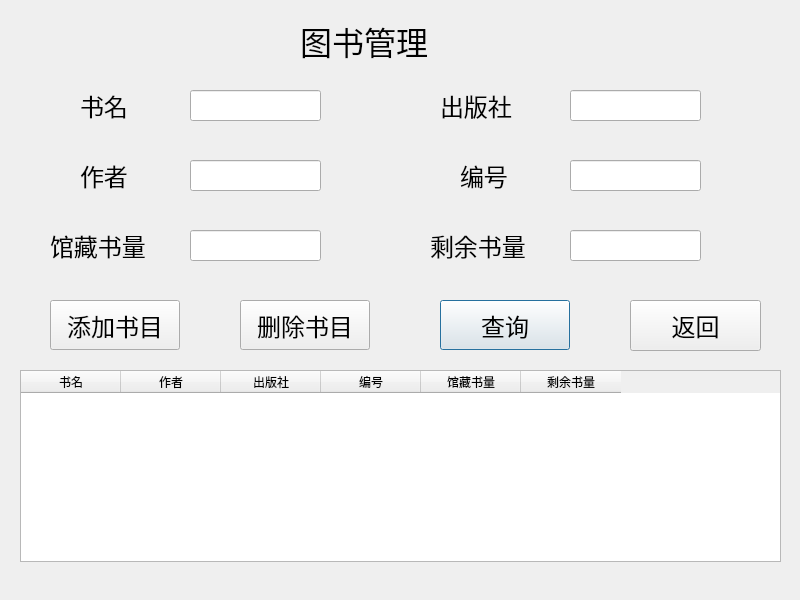
Before: the Qt Designer form Library_Administrator_System/bookmanagement.ui in renzibei/TGLibrary, drawn with Qt 5.
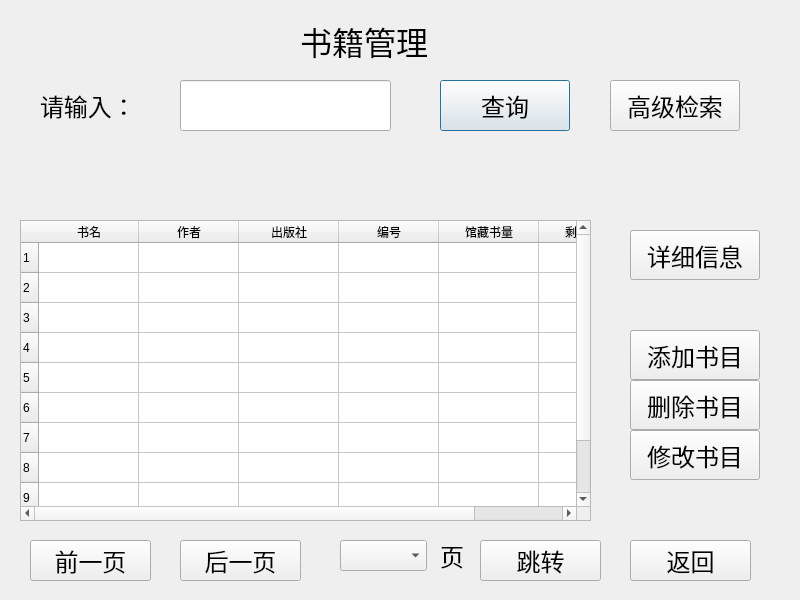
After: the same form once the commit is applied. Icons and pictures are not drawn.

```diff
--- a/Library_Administrator_System/bookmanagement.ui
+++ b/Library_Administrator_System/bookmanagement.ui
@@ -20,7 +20,7 @@
   <widget class="QLabel" name="label">
    <property name="geometry">
     <rect>
-     <x>80</x>
+     <x>40</x>
      <y>90</y>
      <width>121</width>
      <height>31</height>
@@ -32,52 +32,16 @@
     </font>
    </property>
    <property name="text">
-    <string>书名</string>
-   </property>
-  </widget>
-  <widget class="QLabel" name="label_2">
-   <property name="geometry">
-    <rect>
-     <x>80</x>
-     <y>160</y>
-     <width>121</width>
-     <height>31</height>
-    </rect>
-   </property>
-   <property name="font">
-    <font>
-     <pointsize>18</pointsize>
-    </font>
-   </property>
-   <property name="text">
-    <string>作者</string>
-   </property>
-  </widget>
-  <widget class="QLabel" name="label_3">
-   <property name="geometry">
-    <rect>
-     <x>440</x>
-     <y>90</y>
-     <width>121</width>
-     <height>31</height>
-    </rect>
-   </property>
-   <property name="font">
-    <font>
-     <pointsize>18</pointsize>
-    </font>
-   </property>
-   <property name="text">
-    <string>出版社 </string>
+    <string>请输入：</string>
    </property>
   </widget>
   <widget class="QLineEdit" name="Book_Edit">
    <property name="geometry">
     <rect>
-     <x>190</x>
-     <y>90</y>
-     <width>131</width>
-     <height>31</height>
+     <x>180</x>
+     <y>80</y>
+     <width>211</width>
+     <height>51</height>
     </rect>
    </property>
    <property name="font">
@@ -86,71 +50,13 @@
     </font>
    </property>
   </widget>
-  <widget class="QLineEdit" name="Author_Edit">
-   <property name="geometry">
-    <rect>
-     <x>190</x>
-     <y>160</y>
-     <width>131</width>
-     <height>31</height>
-    </rect>
-   </property>
-   <property name="font">
-    <font>
-     <pointsize>18</pointsize>
-    </font>
-   </property>
-  </widget>
-  <widget class="QLineEdit" name="Publisher_Edit">
-   <property name="geometry">
-    <rect>
-     <x>570</x>
-     <y>90</y>
-     <width>131</width>
-     <height>31</height>
-    </rect>
-   </property>
-   <property name="font">
-    <font>
-     <pointsize>18</pointsize>
-    </font>
-   </property>
-  </widget>
-  <widget class="QLabel" name="label_4">
-   <property name="geometry">
-    <rect>
-     <x>460</x>
-     <y>160</y>
-     <width>121</width>
-     <height>31</height>
-    </rect>
-   </property>
-   <property name="font">
-    <font>
-     <pointsize>18</pointsize>
-    </font>
-   </property>
-   <property name="text">
-    <string>编号</string>
-   </property>
-  </widget>
-  <widget class="QLineEdit" name="Index_Edit">
-   <property name="geometry">
-    <rect>
-     <x>570</x>
-     <y>160</y>
-     <width>131</width>
-     <height>31</height>
-    </rect>
-   </property>
-  </widget>
   <widget class="QPushButton" name="pushButton">
    <property name="geometry">
     <rect>
      <x>440</x>
-     <y>300</y>
+     <y>80</y>
      <width>130</width>
-     <height>50</height>
+     <height>51</height>
     </rect>
    </property>
    <property name="font">
@@ -165,8 +71,8 @@
   <widget class="QPushButton" name="AddBook_Bt">
    <property name="geometry">
     <rect>
-     <x>50</x>
-     <y>300</y>
+     <x>630</x>
+     <y>330</y>
      <width>130</width>
      <height>50</height>
     </rect>
@@ -183,8 +89,8 @@
   <widget class="QPushButton" name="Delete_Book">
    <property name="geometry">
     <rect>
-     <x>240</x>
-     <y>300</y>
+     <x>630</x>
+     <y>380</y>
      <width>130</width>
      <height>50</height>
     </rect>
@@ -202,14 +108,27 @@
    <property name="geometry">
     <rect>
      <x>20</x>
-     <y>370</y>
-     <width>761</width>
-     <height>192</height>
+     <y>220</y>
+     <width>571</width>
+     <height>301</height>
     </rect>
    </property>
+   <property name="rowCount">
+    <number>10</number>
+   </property>
    <property name="columnCount">
     <number>6</number>
    </property>
+   <row/>
+   <row/>
+   <row/>
+   <row/>
+   <row/>
+   <row/>
+   <row/>
+   <row/>
+   <row/>
+   <row/>
    <column>
     <property name="text">
      <string>书名</string>
@@ -256,16 +175,16 @@
     </font>
    </property>
    <property name="text">
-    <string>图书管理</string>
+    <string>书籍管理</string>
    </property>
   </widget>
   <widget class="QPushButton" name="BookM_Return_bt">
    <property name="geometry">
     <rect>
      <x>630</x>
-     <y>300</y>
-     <width>131</width>
-     <height>51</height>
+     <y>540</y>
+     <width>121</width>
+     <height>41</height>
     </rect>
    </property>
    <property name="font">
@@ -277,13 +196,67 @@
     <string>返回</string>
    </property>
   </widget>
-  <widget class="QLabel" name="label_6">
+  <widget class="QPushButton" name="Modify_Book">
    <property name="geometry">
     <rect>
-     <x>50</x>
+     <x>630</x>
+     <y>430</y>
+     <width>130</width>
+     <height>50</height>
+    </rect>
+   </property>
+   <property name="font">
+    <font>
+     <pointsize>18</pointsize>
+    </font>
+   </property>
+   <property name="text">
+    <string>修改书目</string>
+   </property>
+  </widget>
+  <widget class="QPushButton" name="advancedsearch">
+   <property name="geometry">
+    <rect>
+     <x>610</x>
+     <y>80</y>
+     <width>130</width>
+     <height>51</height>
+    </rect>
+   </property>
+   <property name="font">
+    <font>
+     <pointsize>18</pointsize>
+    </font>
+   </property>
+   <property name="text">
+    <string>高级检索</string>
+   </property>
+  </widget>
+  <widget class="QPushButton" name="detailed_information">
+   <property name="geometry">
+    <rect>
+     <x>630</x>
      <y>230</y>
+     <width>130</width>
+     <height>50</height>
+    </rect>
+   </property>
+   <property name="font">
+    <font>
+     <pointsize>18</pointsize>
+    </font>
+   </property>
+   <property name="text">
+    <string>详细信息</string>
+   </property>
+  </widget>
+  <widget class="QPushButton" name="BookM_Return_bt_2">
+   <property name="geometry">
+    <rect>
+     <x>180</x>
+     <y>540</y>
      <width>121</width>
-     <height>31</height>
+     <height>41</height>
     </rect>
    </property>
    <property name="font">
@@ -292,16 +265,16 @@
     </font>
    </property>
    <property name="text">
-    <string>馆藏书量</string>
+    <string>后一页</string>
    </property>
   </widget>
-  <widget class="QLabel" name="label_7">
+  <widget class="QPushButton" name="BookM_Return_bt_3">
    <property name="geometry">
     <rect>
-     <x>430</x>
-     <y>230</y>
+     <x>30</x>
+     <y>540</y>
      <width>121</width>
-     <height>31</height>
+     <height>41</height>
     </rect>
    </property>
    <property name="font">
@@ -310,27 +283,53 @@
     </font>
    </property>
    <property name="text">
-    <string>剩余书量</string>
+    <string>前一页</string>
    </property>
   </widget>
-  <widget class="QLineEdit" name="Original_Booknum_Edit">
+  <widget class="QComboBox" name="comboBox">
    <property name="geometry">
     <rect>
-     <x>190</x>
-     <y>230</y>
-     <width>131</width>
+     <x>340</x>
+     <y>540</y>
+     <width>87</width>
      <height>31</height>
     </rect>
    </property>
   </widget>
-  <widget class="QLineEdit" name="Remain_Booknum_Edit">
+  <widget class="QLabel" name="label_2">
    <property name="geometry">
     <rect>
-     <x>570</x>
-     <y>230</y>
-     <width>131</width>
+     <x>440</x>
+     <y>540</y>
+     <width>121</width>
      <height>31</height>
     </rect>
+   </property>
+   <property name="font">
+    <font>
+     <pointsize>18</pointsize>
+    </font>
+   </property>
+   <property name="text">
+    <string>页</string>
+   </property>
+  </widget>
+  <widget class="QPushButton" name="BookM_Return_bt_4">
+   <property name="geometry">
+    <rect>
+     <x>480</x>
+     <y>540</y>
+     <width>121</width>
+     <height>41</height>
+    </rect>
+   </property>
+   <property name="font">
+    <font>
+     <pointsize>18</pointsize>
+    </font>
+   </property>
+   <property name="text">
+    <string>跳转</string>
    </property>
   </widget>
  </widget>
```
